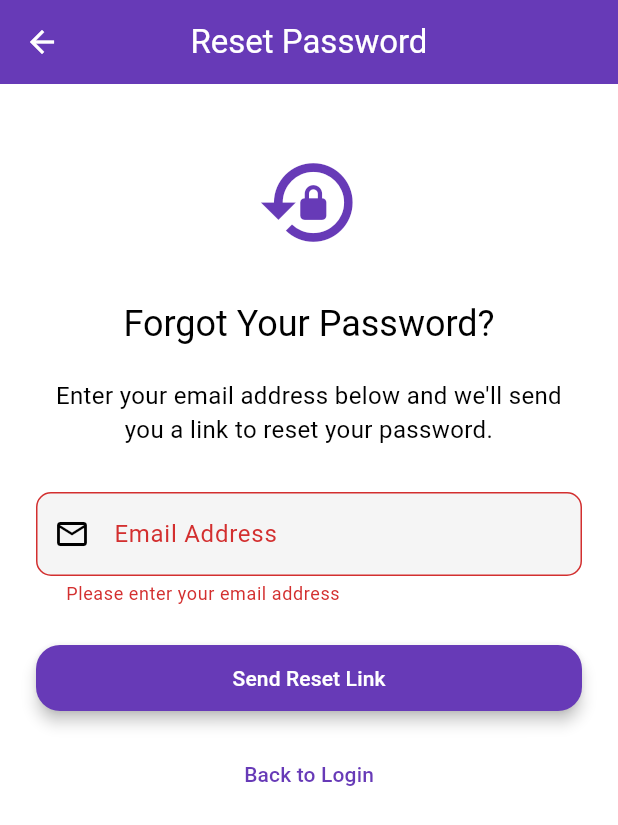
After one commit to noor4964/Flutter-Chat-App, a Flutter app: the ForgotPasswordScreen screen opened directly, after a tap on "Send Reset Link", on a phone screen of 412 x 824 dp. The commit adds this screen. Shown: the top 825 px of the screen. Run offline on Flutter 3.47's test engine with Material 3 defaults, Android fonts, the phone set to English and light mode, and no system bars; our stand-ins replace cached_network_image, cloud_firestore, emoji_picker_flutter, firebase_auth, firebase_core, firebase_storage and 6 more; missing offline and left inert: agora_rtc_engine, file_selector, flutter_callkit_incoming; accounts and stored records are empty; network calls fail.

Commit message:
forgot password system added

```diff
--- a/lib/providers/auth_provider.dart
+++ b/lib/providers/auth_provider.dart
@@ -0,0 +1,118 @@
+import 'package:firebase_auth/firebase_auth.dart';
+import 'package:flutter/material.dart';
+import 'package:flutter_chat_app/services/auth_service.dart';
+
+enum AuthStatus {
+  initial,
+  authenticating,
+  authenticated,
+  unauthenticated,
+  error
+}
+
+class AuthProvider extends ChangeNotifier {
+  final AuthService _authService = AuthService();
+  AuthStatus _status = AuthStatus.initial;
+  String? _errorMessage;
+  bool _isLoading = false;
+
+  // Getters
+  AuthStatus get status => _status;
+  String? get errorMessage => _errorMessage;
+  bool get isLoading => _isLoading;
+  User? get currentUser => _authService.getCurrentUser();
+  bool get isLoggedIn => _authService.isUserLoggedIn();
+  Stream<User?> get userStream => _authService.userStream;
+
+  // Sign in with email and password
+  Future<bool> signIn(String email, String password) async {
+    _status = AuthStatus.authenticating;
+    _isLoading = true;
+    _errorMessage = null;
+    notifyListeners();
+
+    try {
+      final user =
+          await _authService.signInWithEmailAndPassword(email, password);
+      _status =
+          user != null ? AuthStatus.authenticated : AuthStatus.unauthenticated;
+      _isLoading = false;
+      notifyListeners();
+      return user != null;
+    } catch (e) {
+      _status = AuthStatus.error;
+      _errorMessage = e.toString();
+      _isLoading = false;
+      notifyListeners();
+      return false;
+    }
+  }
+
+  // Register with email and password
+  Future<bool> register(
+      String username, String email, String password, String gender) async {
+    _status = AuthStatus.authenticating;
+    _isLoading = true;
+    _errorMessage = null;
+    notifyListeners();
+
+    try {
+      final user = await _authService.registerWithEmailAndPassword(
+          username, email, password, gender);
+      _status =
+          user != null ? AuthStatus.authenticated : AuthStatus.unauthenticated;
+      _isLoading = false;
+      notifyListeners();
+      return user != null;
+    } catch (e) {
+      _status = AuthStatus.error;
+      _errorMessage = e.toString();
+      _isLoading = false;
+      notifyListeners();
+      return false;
+    }
+  }
+
+  // Sign out
+  Future<void> signOut() async {
+    _isLoading = true;
+    notifyListeners();
+
+    try {
+      await _authService.signOut();
+      _status = AuthStatus.unauthenticated;
+      _isLoading = false;
+      notifyListeners();
+    } catch (e) {
+      _status = AuthStatus.error;
+      _errorMessage = e.toString();
+      _isLoading = false;
+      notifyListeners();
+    }
+  }
+
+  // Send password reset email
+  Future<bool> sendPasswordResetEmail(String email) async {
+    _isLoading = true;
+    _errorMessage = null;
+    notifyListeners();
+
+    try {
+      await _authService.sendPasswordResetEmail(email);
+      _isLoading = false;
+      notifyListeners();
+      return true;
+    } catch (e) {
+      _errorMessage = e.toString();
+      _isLoading = false;
+      notifyListeners();
+      return false;
+    }
+  }
+
+  // Reset error message
+  void resetError() {
+    _errorMessage = null;
+    notifyListeners();
+  }
+}
--- a/lib/services/auth_service.dart
+++ b/lib/services/auth_service.dart
@@ -288,4 +288,52 @@ class AuthService {
             .map((doc) => doc.data() as Map<String, dynamic>)
             .toList());
   }
+
+  // Send password reset email
+  Future<void> sendPasswordResetEmail(String email) async {
+    if (_isWindowsWithoutFirebase) {
+      print(
+          '⚠️ Windows detected with Firebase disabled, simulating password reset');
+      await Future.delayed(
+          const Duration(seconds: 1)); // Simulate network delay
+      return;
+    }
+
+    try {
+      print('📧 Attempting to send password reset email to: $email');
+      await _auth.sendPasswordResetEmail(email: email.trim());
+      print('✅ Password reset email sent successfully to: $email');
+    } on FirebaseAuthException catch (e) {
+      print(
+          '❌ Firebase Auth Error when sending password reset: ${e.code} - ${e.message}');
+      rethrow;
+    } catch (e) {
+      print('❌ Unexpected error during password reset: $e');
+      rethrow;
+    }
+  }
+
+  // Verify password reset code and set new password
+  Future<void> confirmPasswordReset(String code, String newPassword) async {
+    if (_isWindowsWithoutFirebase) {
+      print(
+          '⚠️ Windows detected with Firebase disabled, simulating password reset confirmation');
+      await Future.delayed(
+          const Duration(seconds: 1)); // Simulate network delay
+      return;
+    }
+
+    try {
+      print('🔑 Attempting to confirm password reset with code');
+      await _auth.confirmPasswordReset(code: code, newPassword: newPassword);
+      print('✅ Password reset confirmed successfully');
+    } on FirebaseAuthException catch (e) {
+      print(
+          '❌ Firebase Auth Error when confirming password reset: ${e.code} - ${e.message}');
+      rethrow;
+    } catch (e) {
+      print('❌ Unexpected error during password reset confirmation: $e');
+      rethrow;
+    }
+  }
 }
--- /dev/null
+++ b/lib/views/forgot_password_screen.dart
@@ -0,0 +1,184 @@
+import 'package:flutter/material.dart';
+import 'package:provider/provider.dart';
+import 'package:flutter_chat_app/providers/auth_provider.dart';
+import 'package:flutter_chat_app/core/constants.dart';
+import 'package:flutter_chat_app/core/theme.dart';
+import 'package:flutter_chat_app/core/utils.dart';
+
+class ForgotPasswordScreen extends StatefulWidget {
+  const ForgotPasswordScreen({Key? key}) : super(key: key);
+
+  @override
+  State<ForgotPasswordScreen> createState() => _ForgotPasswordScreenState();
+}
+
+class _ForgotPasswordScreenState extends State<ForgotPasswordScreen> {
+  final _formKey = GlobalKey<FormState>();
+  final _emailController = TextEditingController();
+  bool _emailSent = false;
+
+  @override
+  void dispose() {
+    _emailController.dispose();
+    super.dispose();
+  }
+
+  void _sendResetEmail() async {
+    if (!_formKey.currentState!.validate()) {
+      return;
+    }
+
+    final authProvider = Provider.of<AuthProvider>(context, listen: false);
+    final success =
+        await authProvider.sendPasswordResetEmail(_emailController.text);
+
+    if (success) {
+      setState(() {
+        _emailSent = true;
+      });
+    } else {
+      // Show error message if we're still on the screen
+      if (mounted) {
+        ScaffoldMessenger.of(context).showSnackBar(
+          SnackBar(
+            content: Text(authProvider.errorMessage ??
+                'Failed to send password reset email'),
+            backgroundColor: Colors.red,
+          ),
+        );
+      }
+    }
+  }
+
+  @override
+  Widget build(BuildContext context) {
+    final authProvider = Provider.of<AuthProvider>(context);
+    final theme = Theme.of(context);
+
+    return Scaffold(
+      appBar: AppBar(
+        title: const Text('Reset Password'),
+        backgroundColor: theme.colorScheme.primary,
+        foregroundColor: Colors.white,
+      ),
+      body: SingleChildScrollView(
+        child: Padding(
+          padding: const EdgeInsets.all(24.0),
+          child: Column(
+            crossAxisAlignment: CrossAxisAlignment.stretch,
+            children: [
+              const SizedBox(height: 20),
+              Icon(
+                Icons.lock_reset,
+                size: 70,
+                color: theme.colorScheme.primary,
+              ),
+              const SizedBox(height: 30),
+              _emailSent
+                  ? _buildSuccessMessage()
+                  : _buildResetForm(authProvider),
+            ],
+          ),
+        ),
+      ),
+    );
+  }
+
+  Widget _buildSuccessMessage() {
+    return Column(
+      children: [
+        const Icon(
+          Icons.check_circle_outline,
+          color: Colors.green,
+          size: 60,
+        ),
+        const SizedBox(height: 20),
+        Text(
+          'Reset Link Sent!',
+          style: Theme.of(context).textTheme.headlineSmall,
+          textAlign: TextAlign.center,
+        ),
+        const SizedBox(height: 20),
+        const Text(
+          'We\'ve sent a password reset link to your email. Please check your inbox and follow the instructions to reset your password.',
+          textAlign: TextAlign.center,
+          style: TextStyle(fontSize: 16),
+        ),
+        const SizedBox(height: 30),
+        ElevatedButton(
+          onPressed: () => Navigator.of(context).pop(),
+          style: ElevatedButton.styleFrom(
+            padding: const EdgeInsets.symmetric(vertical: 12),
+          ),
+          child: const Text('Return to Login'),
+        ),
+      ],
+    );
+  }
+
+  Widget _buildResetForm(AuthProvider authProvider) {
+    return Form(
+      key: _formKey,
+      child: Column(
+        crossAxisAlignment: CrossAxisAlignment.stretch,
+        children: [
+          Text(
+            'Forgot Your Password?',
+            style: Theme.of(context).textTheme.headlineSmall,
+            textAlign: TextAlign.center,
+          ),
+          const SizedBox(height: 20),
+          const Text(
+            'Enter your email address below and we\'ll send you a link to reset your password.',
+            textAlign: TextAlign.center,
+            style: TextStyle(fontSize: 16),
+          ),
+          const SizedBox(height: 30),
+          TextFormField(
+            controller: _emailController,
+            keyboardType: TextInputType.emailAddress,
+            decoration: InputDecoration(
+              labelText: 'Email Address',
+              border: OutlineInputBorder(
+                borderRadius: BorderRadius.circular(10),
+              ),
+              prefixIcon: const Icon(Icons.email_outlined),
+            ),
+            validator: (value) {
+              if (value == null || value.isEmpty) {
+                return 'Please enter your email address';
+              }
+              if (!RegExp(r'^[\w-\.]+@([\w-]+\.)+[\w-]{2,4}$')
+                  .hasMatch(value)) {
+                return 'Please enter a valid email address';
+              }
+              return null;
+            },
+          ),
+          const SizedBox(height: 24),
+          ElevatedButton(
+            onPressed: authProvider.isLoading ? null : _sendResetEmail,
+            style: ElevatedButton.styleFrom(
+              padding: const EdgeInsets.symmetric(vertical: 12),
+            ),
+            child: authProvider.isLoading
+                ? const SizedBox(
+                    height: 20,
+                    width: 20,
+                    child: CircularProgressIndicator(
+                      strokeWidth: 2,
+                      valueColor: AlwaysStoppedAnimation<Color>(Colors.white),
+                    ),
+                  )
+                : const Text('Send Reset Link'),
+          ),
+          const SizedBox(height: 16),
+          TextButton(
+            onPressed: () => Navigator.of(context).pop(),
+            child: const Text('Back to Login'),
+          ),
+        ],
+      ),
+    );
+  }
+}
```
Also changed, not shown: lib/main.dart (+7 -2 lines), lib/views/auth/login_screen.dart (+20 -9 lines), lib/views/auth/register_screen.dart (+16 -48 lines).
